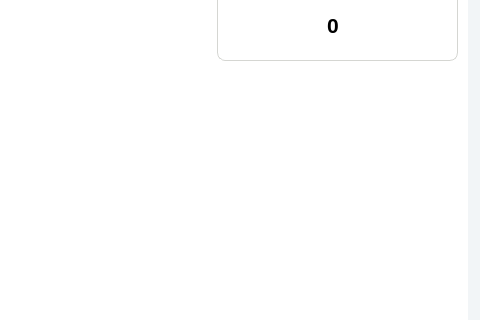
pouriaSameti/industrial-pose-estimation, file 4-User Interface/untitled/mainwindow.ui: the form before one commit; both pictures show x 413 to 893 and y 270 to 590 of the 893 by 747 pixel window.
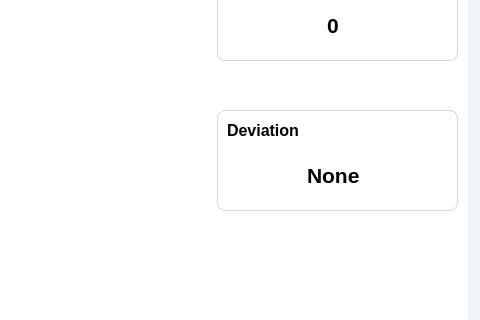
The form after the commit. Icons and pictures are not drawn.

Commit message: UI -> Add angle detect direction to ui.

```diff
--- a/4-User Interface/untitled/mainwindow.ui
+++ b/4-User Interface/untitled/mainwindow.ui
@@ -275,6 +275,67 @@
       </property>
      </widget>
     </widget>
+    <widget class="QFrame" name="deviationFrame">
+     <property name="geometry">
+      <rect>
+       <x>620</x>
+       <y>160</y>
+       <width>241</width>
+       <height>101</height>
+      </rect>
+     </property>
+     <property name="styleSheet">
+      <string notr="true">QFrame#deviationFrame {
+	 border: 1px solid #d5d6d2;
+	background-color: white;
+	border-radius: 8px;
+}</string>
+     </property>
+     <property name="frameShape">
+      <enum>QFrame::Shape::StyledPanel</enum>
+     </property>
+     <property name="frameShadow">
+      <enum>QFrame::Shadow::Raised</enum>
+     </property>
+     <widget class="QLabel" name="labInfoLabel2_6">
+      <property name="geometry">
+       <rect>
+        <x>10</x>
+        <y>0</y>
+        <width>211</width>
+        <height>41</height>
+       </rect>
+      </property>
+      <property name="font">
+       <font>
+        <pointsize>12</pointsize>
+        <bold>true</bold>
+       </font>
+      </property>
+      <property name="text">
+       <string>Deviation</string>
+      </property>
+     </widget>
+     <widget class="QLabel" name="deviationLabel">
+      <property name="geometry">
+       <rect>
+        <x>90</x>
+        <y>50</y>
+        <width>61</width>
+        <height>31</height>
+       </rect>
+      </property>
+      <property name="font">
+       <font>
+        <pointsize>16</pointsize>
+        <bold>true</bold>
+       </font>
+      </property>
+      <property name="text">
+       <string>None</string>
+      </property>
+     </widget>
+    </widget>
    </widget>
    <widget class="QFrame" name="statusFrame">
     <property name="geometry">
```
The commit also changes 4 other files.
